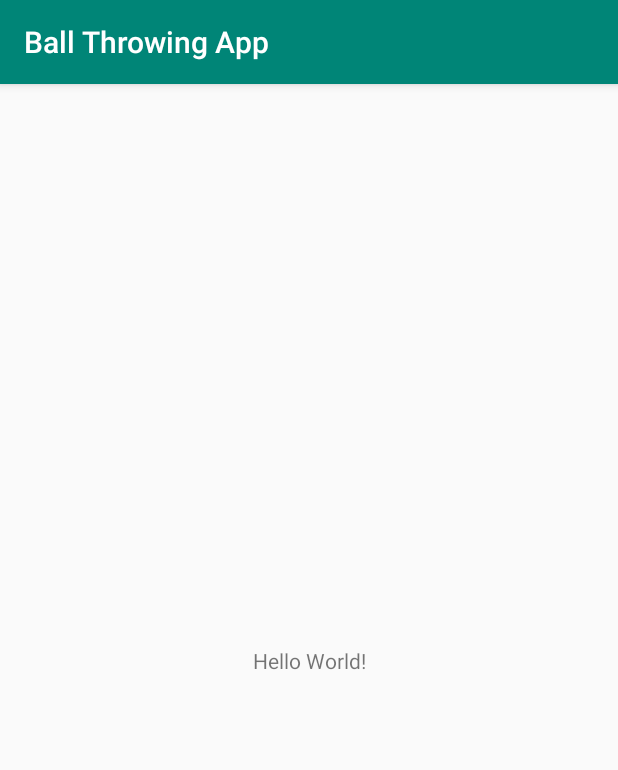
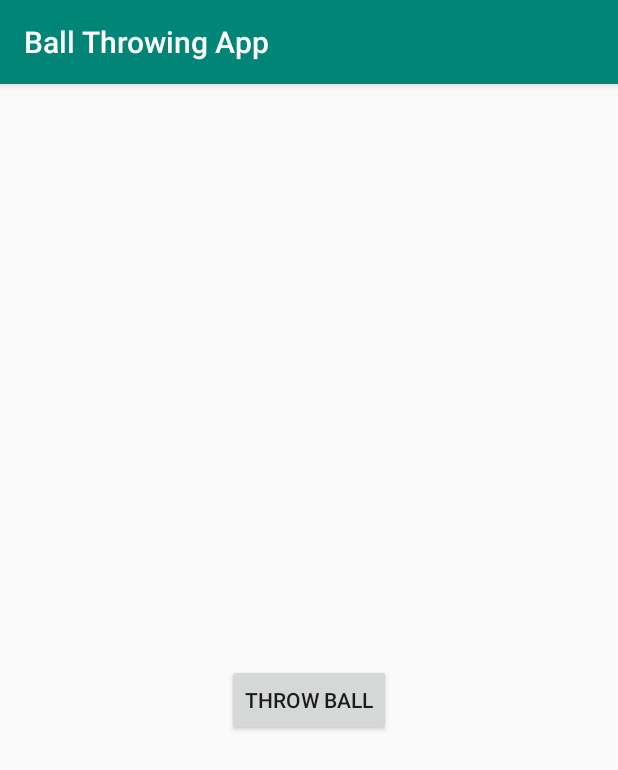
Before and after one commit to AtomicPotatoEmil/BallThrowingApp, an Android app: the screen it shows after launch (MainActivity), on a phone screen of 412 x 824 dp. Shown: the top 770 px of the screen. Run offline under Robolectric (Android 15) with nearby library versions, the phone set to English and light mode, and no system bars.

Commit message:
Throw ball button

```diff
--- a/ballthrowingapp/app/src/main/java/dk/aau/student/meda2a220astudent/ballthrowingapp/MainActivity.java
+++ b/ballthrowingapp/app/src/main/java/dk/aau/student/meda2a220astudent/ballthrowingapp/MainActivity.java
@@ -35,4 +35,5 @@ public class MainActivity extends AppCompatActivity implements SensorEventListen
     public void onAccuracyChanged(Sensor sensor, int accuracy) {
 
     }
+
 }
--- a/ballthrowingapp/app/src/main/res/layout/activity_main.xml
+++ b/ballthrowingapp/app/src/main/res/layout/activity_main.xml
@@ -7,13 +7,20 @@
         android:layout_height="match_parent"
         tools:context=".MainActivity">
 
-    <TextView
-            android:layout_width="wrap_content"
-            android:layout_height="wrap_content"
-            android:text="Hello World!"
-            app:layout_constraintBottom_toBottomOf="parent"
-            app:layout_constraintLeft_toLeftOf="parent"
-            app:layout_constraintRight_toRightOf="parent"
-            app:layout_constraintTop_toTopOf="parent"/>
-
+    <Button
+        android:id="@+id/throw_Button"
+        android:layout_width="wrap_content"
+        android:layout_height="wrap_content"
+        android:layout_marginStart="161dp"
+        android:layout_marginLeft="161dp"
+        android:layout_marginTop="368dp"
+        android:layout_marginEnd="162dp"
+        android:layout_marginRight="162dp"
+        android:layout_marginBottom="315dp"
+        android:onClick=""
+        android:text="@string/throw_ball"
+        app:layout_constraintBottom_toBottomOf="parent"
+        app:layout_constraintEnd_toEndOf="parent"
+        app:layout_constraintStart_toStartOf="parent"
+        app:layout_constraintTop_toTopOf="parent" />
 </androidx.constraintlayout.widget.ConstraintLayout>
--- a/ballthrowingapp/app/src/main/res/values/strings.xml
+++ b/ballthrowingapp/app/src/main/res/values/strings.xml
@@ -1,3 +1,4 @@
 <resources>
     <string name="app_name">Ball Throwing App</string>
+    <string name="throw_ball">Throw Ball</string>
 </resources>
```
